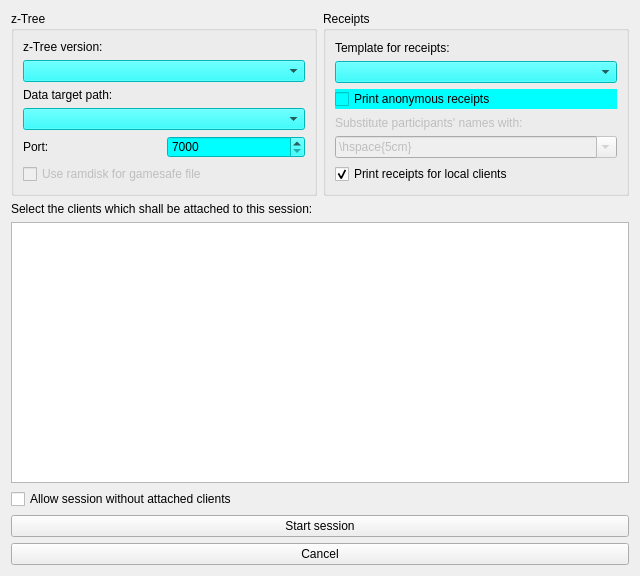
The window that src/sessionstarter.ui (tobiaswee/Labcontrol) describes before a commit, drawn with Qt 5.
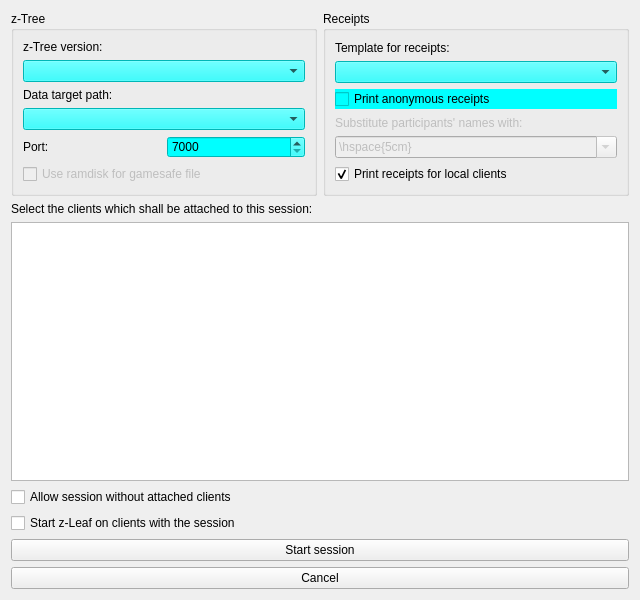
The same window after the commit.

Commit message: Changed file permissions for group writing, added size parameter for local zleaf. renamed Beam file to Beam folder, disabled self shutdown, fixed webcam dropdown (added Choose webcam entry), added autostart z-leaf on client with session button, added Restart crashed session button

```diff
--- a/src/sessionstarter.ui
+++ b/src/sessionstarter.ui
@@ -7,7 +7,7 @@
     <x>0</x>
     <y>0</y>
     <width>640</width>
-    <height>576</height>
+    <height>600</height>
    </rect>
   </property>
   <property name="windowTitle">
@@ -254,6 +254,12 @@
    </item>
    <item>
     <widget class="QCheckBox" name="ChBSessionWithoutClients">
+     <property name="sizePolicy">
+      <sizepolicy hsizetype="Minimum" vsizetype="Fixed">
+       <horstretch>0</horstretch>
+       <verstretch>0</verstretch>
+      </sizepolicy>
+     </property>
      <property name="toolTip">
       <string>This allows an experimenter to override the normally hard requirement of choosing clients to be attached to the started session and start a session without attached clients.</string>
      </property>
@@ -262,6 +268,13 @@
      </property>
     </widget>
    </item>
+   <item>
+    <widget class="QCheckBox" name="ChBautoStartClientZleaf">
+     <property name="text">
+      <string>Start z-Leaf on clients with the session</string>
+     </property>
+    </widget>
+   </item>
    <item>
     <widget class="QPushButton" name="PBStartSession">
      <property name="toolTip">
```
The commit also changes 70 other files.
